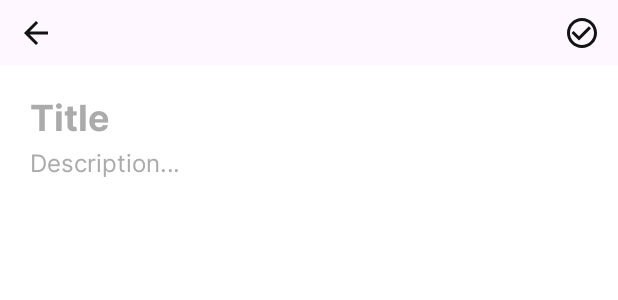
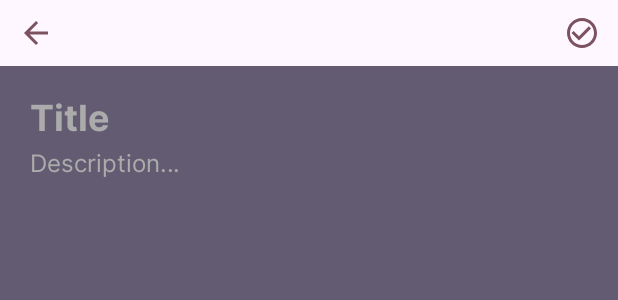
Before and after one commit to Ruzibekov/Think, an Android app built with Jetpack Compose: the @Preview function PreviewTest, on a phone screen of 412 x 824 dp. Shown: the top 300 px of the screen. Run offline under Robolectric (Android 15) with nearby library versions, the phone set to English and light mode, and no system bars.

Commit message:
fix: dark mode, searching function

```diff
--- a/app/src/main/java/com/ruzibekov/think/ui/screens/details/DetailsScreenView.kt
+++ b/app/src/main/java/com/ruzibekov/think/ui/screens/details/DetailsScreenView.kt
@@ -90,7 +90,7 @@ object DetailsScreenView {
                 modifier = Modifier
                     .fillMaxSize()
                     .padding(pv)
-                    .background(MaterialTheme.colorScheme.primary)
+                    .background(MaterialTheme.colorScheme.secondary)
                     .padding(space_20)
             ) {
                 DetailsTextField.Default(
--- a/app/src/main/java/com/ruzibekov/think/ui/screens/main/components/MainTopBarView.kt
+++ b/app/src/main/java/com/ruzibekov/think/ui/screens/main/components/MainTopBarView.kt
@@ -35,7 +35,7 @@ object MainTopBarView {
     @Composable
     fun Default(state: MainState) {
         Card(
-            colors = CardDefaults.cardColors(containerColor = MaterialTheme.colorScheme.primary),
+            colors = CardDefaults.cardColors(containerColor = MaterialTheme.colorScheme.secondary),
             elevation = CardDefaults.cardElevation(5.dp),
             shape = RoundedCornerShape(
                 topStart = 0.dp,
--- a/app/src/main/java/com/ruzibekov/think/ui/screens/new_note/NewNoteScreenView.kt
+++ b/app/src/main/java/com/ruzibekov/think/ui/screens/new_note/NewNoteScreenView.kt
@@ -12,6 +12,7 @@ import androidx.compose.foundation.layout.padding
 import androidx.compose.material3.ExperimentalMaterial3Api
 import androidx.compose.material3.Icon
 import androidx.compose.material3.IconButton
+import androidx.compose.material3.MaterialTheme
 import androidx.compose.material3.Scaffold
 import androidx.compose.runtime.Composable
 import androidx.compose.runtime.getValue
@@ -59,7 +60,7 @@ object NewNoteScreenView {
                         Icon(
                             painter = painterResource(id = ThinkIcon.Back),
                             contentDescription = "back icon",
-                            tint = ThinkColor.Dark
+                            tint = MaterialTheme.colorScheme.tertiary,
                         )
                     }
 
@@ -78,7 +79,7 @@ object NewNoteScreenView {
                         Icon(
                             painter = painterResource(id = ThinkIcon.Check),
                             contentDescription = "check icon",
-                            tint = ThinkColor.Dark
+                            tint = MaterialTheme.colorScheme.tertiary,
                         )
                     }
                 }
@@ -88,7 +89,7 @@ object NewNoteScreenView {
                 modifier = Modifier
                     .fillMaxSize()
                     .padding(pv)
-                    .background(ThinkColor.White)
+                    .background(MaterialTheme.colorScheme.secondary)
                     .padding(space_20)
             ) {
                 DetailsTextField.Default(
@@ -97,7 +98,7 @@ object NewNoteScreenView {
                     labelRes = R.string.details_label_title,
                     textStyle = TextStyle(
                         fontFamily = Inter,
-                        color = ThinkColor.Dark,
+                        color = MaterialTheme.colorScheme.tertiary,
                         fontSize = 24.sp,
                         fontWeight = FontWeight.Bold
                     ),
@@ -112,7 +113,7 @@ object NewNoteScreenView {
                     labelRes = R.string.details_label_description,
                     textStyle = TextStyle(
                         fontFamily = Inter,
-                        color = ThinkColor.Dark,
+                        color = MaterialTheme.colorScheme.tertiary,
                         fontSize = 16.sp,
                         fontWeight = FontWeight.Normal
                     )
```
Also changed, not shown: app/src/main/java/com/ruzibekov/think/ui/screens/main/components/MainContentView.kt (+5 -5 lines), app/src/main/java/com/ruzibekov/think/ui/screens/main/components/SearchTextField.kt (+18 -3 lines), app/src/main/java/com/ruzibekov/think/ui/theme/Theme.kt (+5 -5 lines).
